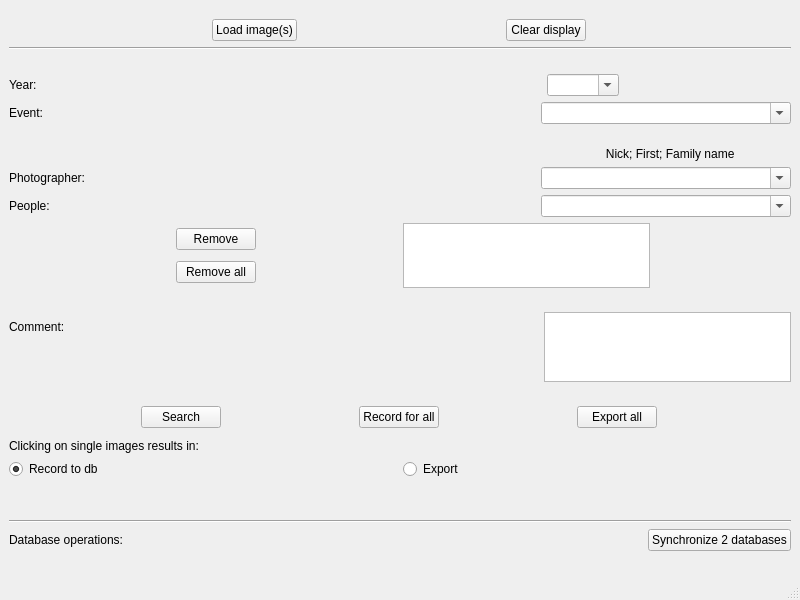
Above: FotoDB.ui from RausH/Antony before the change. Below: the same form after it.
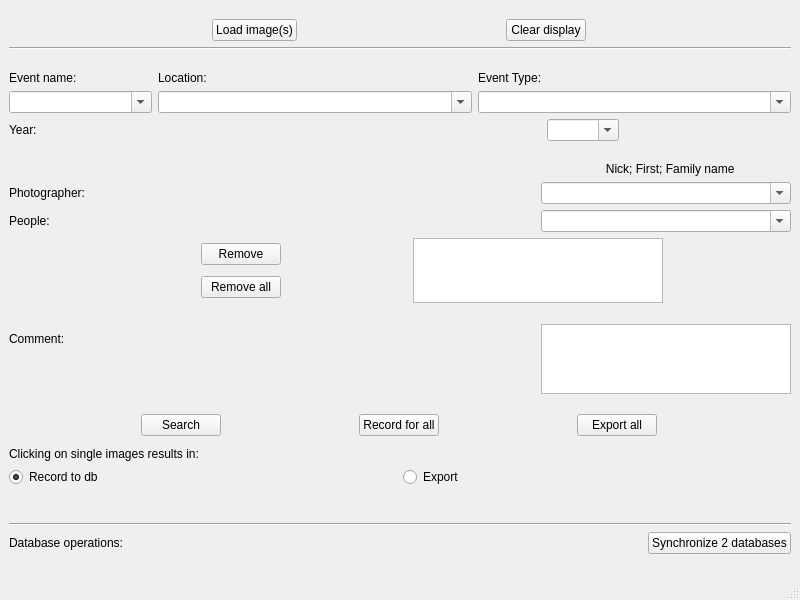
That is the form after the change. Icons and pictures are not drawn.

Commit message: major change: splitted Event into Type of Event, Location, Name of Event

Diff of the .ui file:
```diff
--- a/FotoDB.ui
+++ b/FotoDB.ui
@@ -87,10 +87,89 @@
         </property>
        </spacer>
       </item>
+      <item>
+       <layout class="QHBoxLayout" name="horizontalLayout_5">
+        <item>
+         <layout class="QVBoxLayout" name="verticalLayout_4">
+          <item>
+           <widget class="QLabel" name="EventLable">
+            <property name="text">
+             <string>Event name:</string>
+            </property>
+           </widget>
+          </item>
+          <item>
+           <widget class="QComboBox" name="event_comboBox">
+            <property name="sizePolicy">
+             <sizepolicy hsizetype="Fixed" vsizetype="Fixed">
+              <horstretch>0</horstretch>
+              <verstretch>0</verstretch>
+             </sizepolicy>
+            </property>
+            <property name="minimumSize">
+             <size>
+              <width>143</width>
+              <height>0</height>
+             </size>
+            </property>
+            <property name="editable">
+             <bool>true</bool>
+            </property>
+           </widget>
+          </item>
+         </layout>
+        </item>
+        <item>
+         <layout class="QVBoxLayout" name="verticalLayout_6">
+          <item>
+           <widget class="QLabel" name="label_2">
+            <property name="text">
+             <string>Location:</string>
+            </property>
+           </widget>
+          </item>
+          <item>
+           <widget class="QComboBox" name="loc_comboBox">
+            <property name="editable">
+             <bool>true</bool>
+            </property>
+            <property name="currentIndex">
+             <number>-1</number>
+            </property>
+           </widget>
+          </item>
+         </layout>
+        </item>
+        <item>
+         <layout class="QVBoxLayout" name="verticalLayout_5">
+          <item>
+           <widget class="QLabel" name="label_3">
+            <property name="text">
+             <string>Event Type:</string>
+            </property>
+           </widget>
+          </item>
+          <item>
+           <widget class="QComboBox" name="etype_comboBox">
+            <property name="editable">
+             <bool>true</bool>
+            </property>
+           </widget>
+          </item>
+         </layout>
+        </item>
+       </layout>
+      </item>
       <item>
        <layout class="QHBoxLayout" name="horizontalLayout_4">
         <item>
          <widget class="QLabel" name="YearLable">
+          <property name="minimumSize">
+           <size>
+            <width>132</width>
+            <height>0</height>
+           </size>
+          </property>
           <property name="text">
            <string>Year:</string>
           </property>
@@ -121,7 +200,7 @@
            <enum>Qt::Horizontal</enum>
           </property>
           <property name="sizeType">
-           <enum>QSizePolicy::Maximum</enum>
+           <enum>QSizePolicy::Preferred</enum>
           </property>
           <property name="sizeHint" stdset="0">
            <size>
@@ -133,36 +212,6 @@
         </item>
        </layout>
       </item>
-      <item>
-       <layout class="QHBoxLayout" name="horizontalLayout_5">
-        <item>
-         <widget class="QLabel" name="EventLable">
-          <property name="text">
-           <string>Event:</string>
-          </property>
-         </widget>
-        </item>
-        <item>
-         <widget class="QComboBox" name="event_comboBox">
-          <property name="sizePolicy">
-           <sizepolicy hsizetype="Fixed" vsizetype="Fixed">
-            <horstretch>0</horstretch>
-            <verstretch>0</verstretch>
-           </sizepolicy>
-          </property>
-          <property name="minimumSize">
-           <size>
-            <width>250</width>
-            <height>0</height>
-           </size>
-          </property>
-          <property name="editable">
-           <bool>true</bool>
-          </property>
-         </widget>
-        </item>
-       </layout>
-      </item>
       <item>
        <spacer name="verticalSpacer_7">
         <property name="orientation">
@@ -270,13 +319,29 @@
       </item>
       <item>
        <layout class="QHBoxLayout" name="horizontalLayout_7">
+        <item>
+         <spacer name="horizontalSpacer_3">
+          <property name="orientation">
+           <enum>Qt::Horizontal</enum>
+          </property>
+          <property name="sizeType">
+           <enum>QSizePolicy::Preferred</enum>
+          </property>
+          <property name="sizeHint" stdset="0">
+           <size>
+            <width>40</width>
+            <height>20</height>
+           </size>
+          </property>
+         </spacer>
+        </item>
         <item>
          <spacer name="horizontalSpacer_2">
           <property name="orientation">
            <enum>Qt::Horizontal</enum>
           </property>
           <property name="sizeType">
-           <enum>QSizePolicy::Fixed</enum>
+           <enum>QSizePolicy::Preferred</enum>
           </property>
           <property name="sizeHint" stdset="0">
            <size>
@@ -326,7 +391,7 @@
           </property>
           <property name="maximumSize">
            <size>
-            <width>247</width>
+            <width>250</width>
             <height>65</height>
            </size>
           </property>
@@ -392,7 +457,7 @@
           </property>
           <property name="maximumSize">
            <size>
-            <width>247</width>
+            <width>250</width>
             <height>70</height>
            </size>
           </property>
```
Left out of the diff: 3 changed lines with no effect on the pictures. The commit also changes 4 other files.
